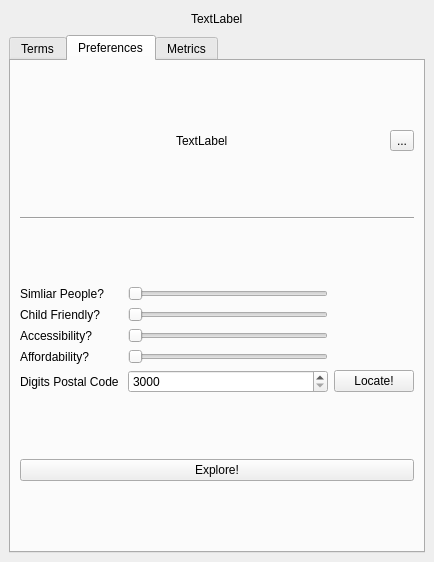
jessehable/GEO1005, file Suburbia/MyPlugin/suburbia_search_tool_dockwidget_base.ui: the form before one commit.
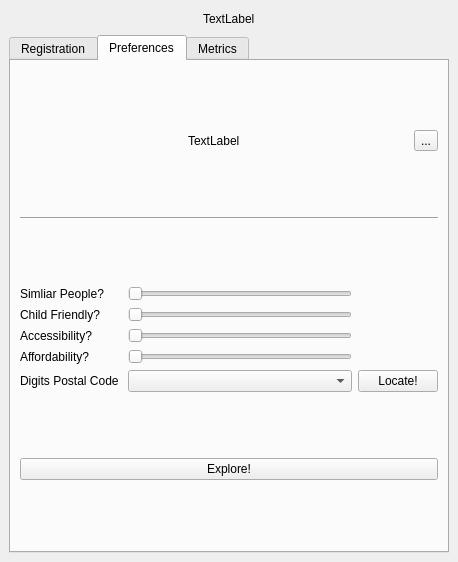
The form after the commit. The open tabs and pages were chosen to show the change.

```diff
--- a/Suburbia/MyPlugin/suburbia_search_tool_dockwidget_base.ui
+++ b/Suburbia/MyPlugin/suburbia_search_tool_dockwidget_base.ui
@@ -6,7 +6,7 @@
    <rect>
     <x>0</x>
     <y>0</y>
-    <width>434</width>
+    <width>458</width>
     <height>562</height>
    </rect>
   </property>
@@ -62,7 +62,7 @@
       </property>
       <widget class="QWidget" name="TabTerms">
        <attribute name="title">
-        <string>Terms</string>
+        <string>Registration</string>
        </attribute>
        <layout class="QGridLayout" name="gridLayout_3">
         <item row="2" column="0">
@@ -308,14 +308,7 @@
            </widget>
           </item>
           <item row="5" column="1">
-           <widget class="QSpinBox" name="spinBox">
-            <property name="minimum">
-             <number>3000</number>
-            </property>
-            <property name="maximum">
-             <number>3099</number>
-            </property>
-           </widget>
+           <widget class="QComboBox" name="SelectionNeighborhood"/>
           </item>
          </layout>
         </item>
```
Left out of the diff: 8 changed lines with no effect on the pictures.
